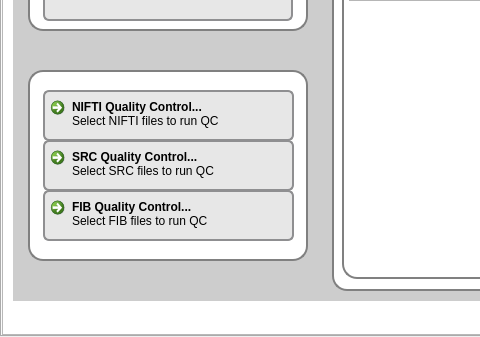
The window that mainwindow.ui (frankyeh/DSI-Studio) describes before a commit, drawn with Qt 5; both pictures show x 0 to 480 and y 421 to 758 of the 1272 by 758 pixel window.
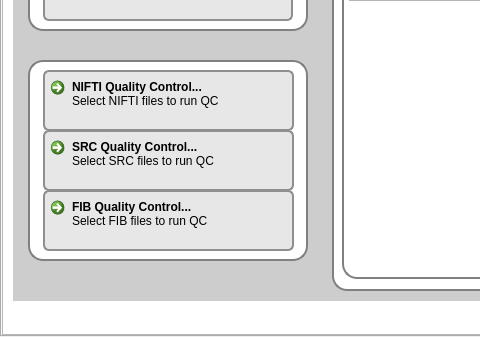
The same window after the commit. Icons and pictures are not drawn.

The edit to the form file:
```diff
--- a/mainwindow.ui
+++ b/mainwindow.ui
@@ -918,9 +918,9 @@
                <property name="geometry">
                 <rect>
                  <x>40</x>
-                 <y>460</y>
+                 <y>440</y>
                  <width>251</width>
-                 <height>51</height>
+                 <height>61</height>
                 </rect>
                </property>
                <property name="styleSheet">
@@ -944,9 +944,9 @@
                <property name="geometry">
                 <rect>
                  <x>40</x>
-                 <y>510</y>
+                 <y>500</y>
                  <width>251</width>
-                 <height>51</height>
+                 <height>61</height>
                 </rect>
                </property>
                <property name="styleSheet">
@@ -972,7 +972,7 @@
                  <x>40</x>
                  <y>560</y>
                  <width>251</width>
-                 <height>51</height>
+                 <height>61</height>
                 </rect>
                </property>
                <property name="styleSheet">
@@ -996,9 +996,9 @@
                <property name="geometry">
                 <rect>
                  <x>25</x>
-                 <y>440</y>
+                 <y>430</y>
                  <width>280</width>
-                 <height>191</height>
+                 <height>201</height>
                 </rect>
                </property>
                <property name="styleSheet">
```
